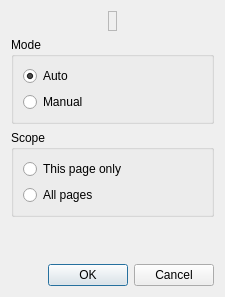
This is filters/page_split/ui/PageSplitModeDialog.ui in ImageProcessing-ElectronicPublications/scantailor-deviant as Qt 5 draws it before an edit. The edited form follows.
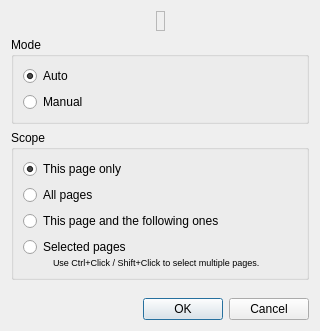
This is the edited form. Icons and pictures are not drawn.

Commit message: * Options can now be applied to an arbitrary group of pages. * Support building with MS Visual C++

Diff of the .ui file:
```diff
--- a/filters/page_split/ui/PageSplitModeDialog.ui
+++ b/filters/page_split/ui/PageSplitModeDialog.ui
@@ -4,20 +4,20 @@
   <property name="windowModality" >
    <enum>Qt::WindowModal</enum>
   </property>
-  <property name="geometry" >
+  <property name="geometry">
    <rect>
     <x>0</x>
     <y>0</y>
-    <width>225</width>
-    <height>297</height>
+    <width>320</width>
+    <height>331</height>
    </rect>
   </property>
   <property name="windowTitle" >
    <string>Split Pages</string>
   </property>
-  <layout class="QVBoxLayout" name="verticalLayout" >
+  <layout class="QVBoxLayout" name="verticalLayout_3">
    <item>
-    <layout class="QHBoxLayout" name="horizontalLayout" >
+    <layout class="QHBoxLayout" name="horizontalLayout">
      <item>
       <spacer>
        <property name="orientation" >
@@ -57,8 +57,8 @@
     </layout>
    </item>
    <item>
-    <widget class="QGroupBox" name="groupBox" >
-     <property name="title" >
+    <widget class="QGroupBox" name="groupBox">
+     <property name="title">
       <string>Mode</string>
      </property>
      <layout class="QVBoxLayout" >
@@ -86,28 +86,89 @@
     </widget>
    </item>
    <item>
-    <widget class="QGroupBox" name="groupBox_2" >
-     <property name="title" >
+    <widget class="QGroupBox" name="groupBox_2">
+     <property name="title">
       <string>Scope</string>
      </property>
-     <layout class="QVBoxLayout" >
+     <layout class="QVBoxLayout" name="verticalLayout_2">
       <item>
-       <widget class="QRadioButton" name="scopeThisPage" >
-        <property name="text" >
+       <widget class="QRadioButton" name="thisPageRB">
+        <property name="text">
          <string>This page only</string>
         </property>
-        <property name="checked" >
-         <bool>false</bool>
+        <property name="checked">
+         <bool>true</bool>
         </property>
        </widget>
       </item>
       <item>
-       <widget class="QRadioButton" name="scopeAllPages" >
-        <property name="text" >
+       <widget class="QRadioButton" name="allPagesRB">
+        <property name="text">
          <string>All pages</string>
         </property>
        </widget>
       </item>
+      <item>
+       <widget class="QRadioButton" name="thisPageAndFollowersRB">
+        <property name="text">
+         <string>This page and the following ones</string>
+        </property>
+       </widget>
+      </item>
+      <item>
+       <widget class="QWidget" name="selectedPagesWidget" native="true">
+        <layout class="QVBoxLayout" name="verticalLayout">
+         <property name="spacing">
+          <number>0</number>
+         </property>
+         <property name="margin">
+          <number>0</number>
+         </property>
+         <item>
+          <widget class="QRadioButton" name="selectedPagesRB">
+           <property name="text">
+            <string>Selected pages</string>
+           </property>
+          </widget>
+         </item>
+         <item>
+          <layout class="QHBoxLayout" name="horizontalLayout_2">
+           <property name="spacing">
+            <number>0</number>
+           </property>
+           <item>
+            <spacer name="horizontalSpacer_5">
+             <property name="orientation">
+              <enum>Qt::Horizontal</enum>
+             </property>
+             <property name="sizeType">
+              <enum>QSizePolicy::Fixed</enum>
+             </property>
+             <property name="sizeHint" stdset="0">
+              <size>
+               <width>30</width>
+               <height>0</height>
+              </size>
+             </property>
+            </spacer>
+           </item>
+           <item>
+            <widget class="QLabel" name="selectedPagesHint">
+             <property name="font">
+              <font>
+               <pointsize>7</pointsize>
+              </font>
+             </property>
+             <property name="text">
+              <string>Use Ctrl+Click / Shift+Click to select multiple pages.</string>
+             </property>
+            </widget>
+           </item>
+          </layout>
+         </item>
+        </layout>
+       </widget>
+      </item>
      </layout>
     </widget>
    </item>
@@ -116,17 +177,17 @@
      <property name="orientation" >
       <enum>Qt::Vertical</enum>
      </property>
-     <property name="sizeHint" stdset="0" >
+     <property name="sizeHint" stdset="0">
       <size>
        <width>20</width>
-       <height>40</height>
+       <height>0</height>
       </size>
      </property>
     </spacer>
    </item>
    <item>
-    <widget class="QDialogButtonBox" name="buttonBox" >
-     <property name="orientation" >
+    <widget class="QDialogButtonBox" name="buttonBox">
+     <property name="orientation">
       <enum>Qt::Horizontal</enum>
      </property>
      <property name="standardButtons" >
```
Left out of the diff: 50 changed lines with no effect on the pictures. The commit also changes 64 other files.
